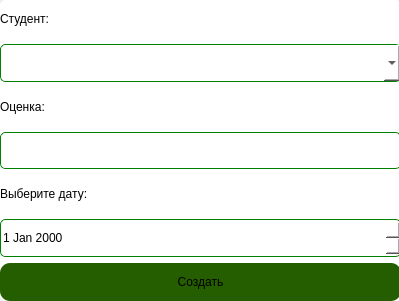
This is gradecreateform.ui in alpha4vit/polya-el-diary as Qt 5 draws it before an edit. The edited form follows.
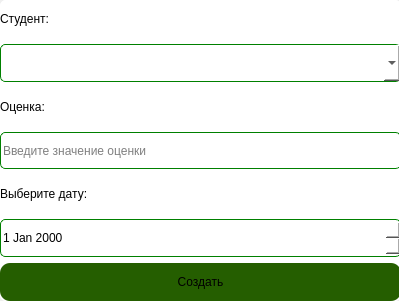
This is the edited form.

The edit to the form file:
```diff
--- a/gradecreateform.ui
+++ b/gradecreateform.ui
@@ -92,6 +92,9 @@
 }
 </string>
       </property>
+      <property name="placeholderText">
+       <string>Введите значение оценки</string>
+      </property>
      </widget>
     </item>
     <item>
```
